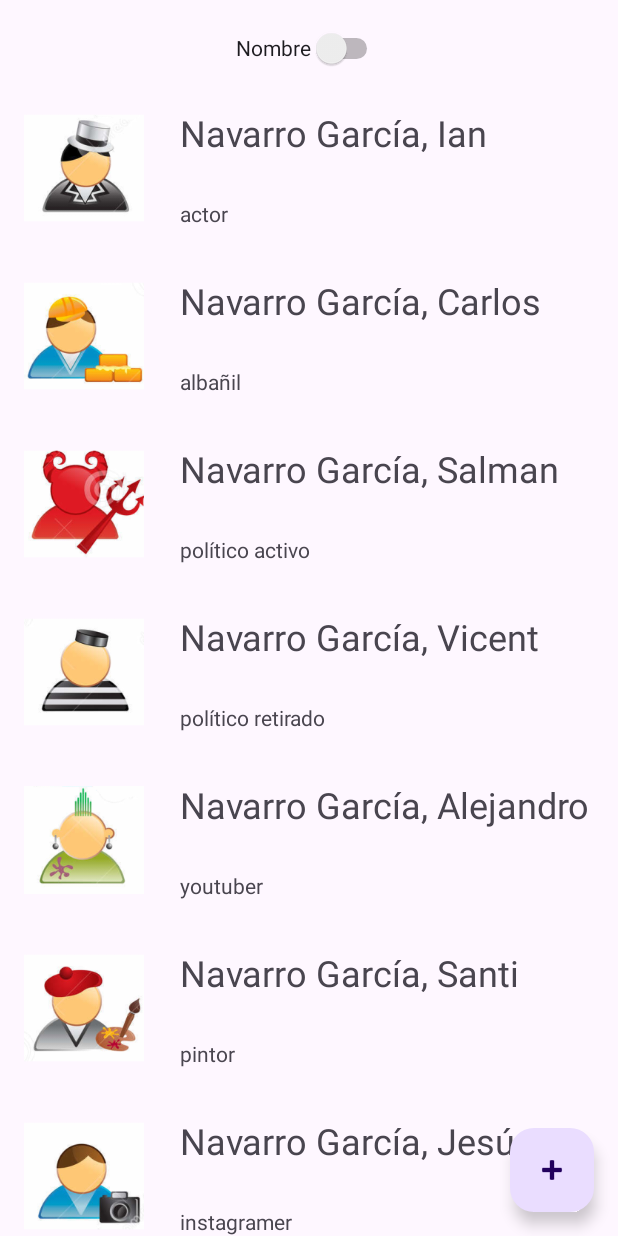
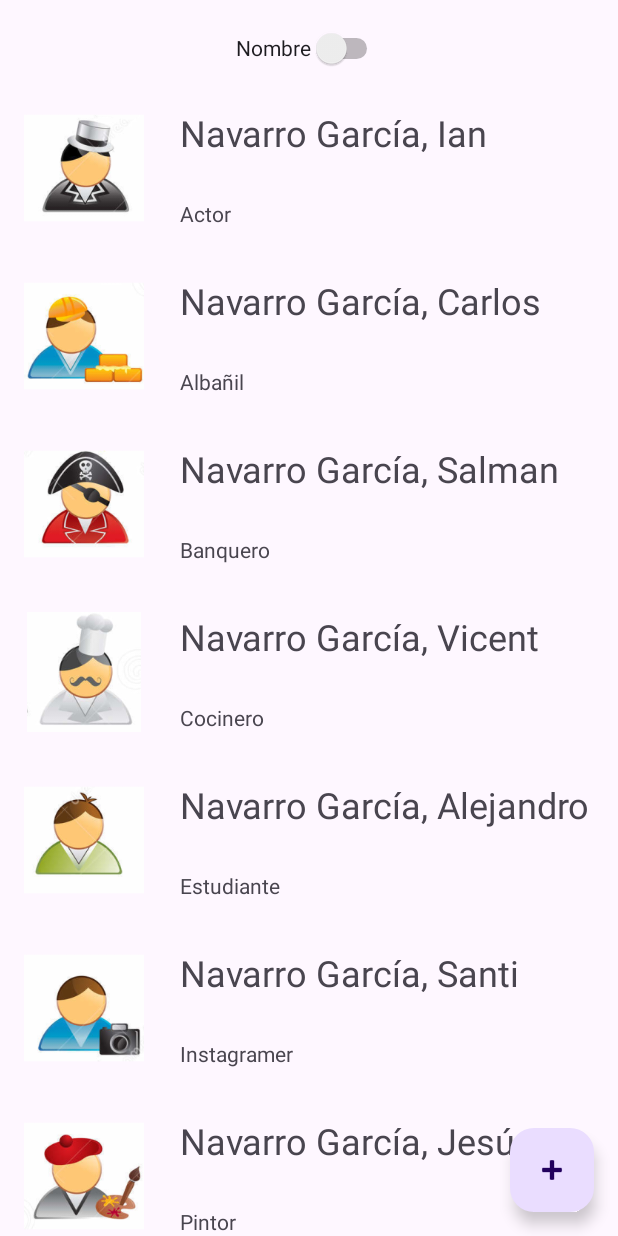
Before and after one commit to xrosilloprofe/RecycleViewExample_2324, an Android app: the screen it shows after launch (MainActivity), on a phone screen of 412 x 824 dp. Run offline under Robolectric (Android 15) with nearby library versions, the phone set to English and light mode, and no system bars.

Commit message:
20240417

```diff
--- a/app/src/main/java/es/ieslavereda/recylceviewexample_2324/AdaptadorRecycleView.java
+++ b/app/src/main/java/es/ieslavereda/recylceviewexample_2324/AdaptadorRecycleView.java
@@ -13,16 +13,17 @@ import androidx.recyclerview.widget.RecyclerView;
 import java.util.List;
 
 import es.ieslavereda.recylceviewexample_2324.model.Usuario;
+import es.ieslavereda.recylceviewexample_2324.model.UsuarioRepository;
 
 public class AdaptadorRecycleView
         extends RecyclerView.Adapter<AdaptadorRecycleView.ViewHolder> {
 
     private LayoutInflater layoutInflater;
     private List<Usuario> usuarios;
-    public AdaptadorRecycleView(Context context, List<Usuario> usuarios){
+    public AdaptadorRecycleView(Context context){
         layoutInflater =
         (LayoutInflater) context.getSystemService(Context.LAYOUT_INFLATER_SERVICE);
-        this.usuarios=usuarios;
+        this.usuarios= UsuarioRepository.getInstance().getAll();
     }
 
     // Creamos el ViewHolder con la vista de un elemento sin personalizar
--- a/app/src/main/java/es/ieslavereda/recylceviewexample_2324/MainActivity.java
+++ b/app/src/main/java/es/ieslavereda/recylceviewexample_2324/MainActivity.java
@@ -17,6 +17,7 @@ import java.util.ArrayList;
 import java.util.List;
 
 import es.ieslavereda.recylceviewexample_2324.model.Profesion;
+import es.ieslavereda.recylceviewexample_2324.model.ProfesionRepository;
 import es.ieslavereda.recylceviewexample_2324.model.Usuario;
 
 public class MainActivity extends AppCompatActivity {
@@ -24,8 +25,6 @@ public class MainActivity extends AppCompatActivity {
     private RecyclerView recycler;
     private Switch switchSort;
     private FloatingActionButton addUser;
-    private List<Usuario> usuarios;
-
 
     @Override
     protected void onCreate(Bundle savedInstanceState) {
@@ -36,24 +35,12 @@ public class MainActivity extends AppCompatActivity {
         switchSort = findViewById(R.id.switchSort);
         addUser = findViewById(R.id.addUser);
 
-        usuarios = new ArrayList<>();
-        usuarios.add(new Usuario("Ian","Navarro García",
-                new Profesion(R.mipmap.ic_actor_foreground,"actor")));
-        usuarios.add(new Usuario("Carlos","Navarro García",
-                new Profesion(R.mipmap.ic_albanyil_foreground,"albañil")));
-        usuarios.add(new Usuario("Salman","Navarro García",
-                new Profesion(R.mipmap.ic_politico_activo_foreground,"político activo")));
-        usuarios.add(new Usuario("Vicent","Navarro García",
-                new Profesion(R.mipmap.ic_politico_retirado_foreground,"político retirado")));
-        usuarios.add(new Usuario("Alejandro","Navarro García",
-                new Profesion(R.mipmap.ic_youtuber_foreground,"youtuber")));
-        usuarios.add(new Usuario("Santi","Navarro García",
-                new Profesion(R.mipmap.ic_pintor_foreground,"pintor")));
-        usuarios.add(new Usuario("Jesús","Navarro García",
-                new Profesion(R.mipmap.ic_instagramer_foreground,"instagramer")));
+        ProfesionRepository profesiones = ProfesionRepository.getInstance();
 
 
-        AdaptadorRecycleView adaptador = new AdaptadorRecycleView(this,usuarios);
+
+
+        AdaptadorRecycleView adaptador = new AdaptadorRecycleView(this);
         recycler.setAdapter(adaptador);
         recycler.setLayoutManager(new LinearLayoutManager(this));
 
--- a/app/src/main/java/es/ieslavereda/recylceviewexample_2324/model/Profesion.java
+++ b/app/src/main/java/es/ieslavereda/recylceviewexample_2324/model/Profesion.java
@@ -4,7 +4,7 @@ public class Profesion {
     private int image;
     private String nombre;
 
-    public Profesion(int image, String nombre) {
+    public Profesion(String nombre,int image) {
         this.image = image;
         this.nombre = nombre;
     }
--- a/app/src/main/java/es/ieslavereda/recylceviewexample_2324/model/ProfesionRepository.java
+++ b/app/src/main/java/es/ieslavereda/recylceviewexample_2324/model/ProfesionRepository.java
@@ -1,4 +1,49 @@
 package es.ieslavereda.recylceviewexample_2324.model;
 
+import java.util.ArrayList;
+import java.util.List;
+
+import es.ieslavereda.recylceviewexample_2324.R;
+
 public class ProfesionRepository {
+
+    private List<Profesion> profesiones;
+    private static ProfesionRepository instance;
+
+    private ProfesionRepository(){
+        profesiones = new ArrayList<>();
+        profesiones.add(new Profesion("Actor",
+                R.mipmap.ic_actor_foreground));
+        profesiones.add(new
+                Profesion("Albañil",R.mipmap.ic_albanyil_foreground));
+        profesiones.add(new
+                Profesion("Banquero",R.mipmap.ic_banquero_foreground));
+        profesiones.add(new Profesion("Cocinero",
+                R.mipmap.ic_cocinero_foreground));
+        profesiones.add(new Profesion("Estudiante",
+                R.mipmap.ic_estudiante_foreground));
+        profesiones.add(new Profesion("Instagramer",
+                R.mipmap.ic_instagramer_foreground));
+        profesiones.add(new Profesion("Pintor",
+                R.mipmap.ic_pintor_foreground));
+        profesiones.add(new Profesion("Policía",
+                R.mipmap.ic_policia_foreground));
+        profesiones.add(new Profesion("Político activo",
+                R.mipmap.ic_politico_activo_foreground));
+        profesiones.add(new Profesion("Político retirado",
+                R.mipmap.ic_politico_retirado_foreground));
+        profesiones.add(new Profesion("Vendedor",
+                R.mipmap.ic_vendedor_foreground));
+        profesiones.add(new Profesion("Youtuber",
+                R.mipmap.ic_youtuber_foreground));
+    }
+
+    public static ProfesionRepository getInstance(){
+        if(instance==null)
+            instance=new ProfesionRepository();
+        return instance;
+    }
+
+    public Profesion get(int index){return profesiones.get(index);}
+
 }
--- /dev/null
+++ b/app/src/main/java/es/ieslavereda/recylceviewexample_2324/model/UsuarioRepository.java
@@ -0,0 +1,57 @@
+package es.ieslavereda.recylceviewexample_2324.model;
+
+import java.util.ArrayList;
+import java.util.Collections;
+import java.util.Comparator;
+import java.util.List;
+
+import es.ieslavereda.recylceviewexample_2324.R;
+
+public class UsuarioRepository {
+    private List<Usuario> usuarios;
+    private static UsuarioRepository instance;
+
+    private UsuarioRepository(){
+        usuarios = new ArrayList<>();
+        usuarios.add(new Usuario("Ian","Navarro García",
+                ProfesionRepository.getInstance().get(0)));
+        usuarios.add(new Usuario("Carlos","Navarro García",
+                ProfesionRepository.getInstance().get(1)));
+        usuarios.add(new Usuario("Salman","Navarro García",
+                ProfesionRepository.getInstance().get(2)));
+        usuarios.add(new Usuario("Vicent","Navarro García",
+                ProfesionRepository.getInstance().get(3)));
+        usuarios.add(new Usuario("Alejandro","Navarro García",
+                ProfesionRepository.getInstance().get(4)));
+        usuarios.add(new Usuario("Santi","Navarro García",
+                ProfesionRepository.getInstance().get(5)));
+        usuarios.add(new Usuario("Jesús","Navarro García",
+                ProfesionRepository.getInstance().get(6)));
+    }
+
+    public static UsuarioRepository getInstance(){
+        if(instance==null)
+            instance=new UsuarioRepository();
+        return instance;
+    }
+
+    public Usuario get(int index){
+        return usuarios.get(index);
+    }
+    public List<Usuario> getAll(){ return usuarios;}
+
+    public int size(){return usuarios.size();}
+
+    public void remove(Usuario usuario){ usuarios.remove(usuario);}
+    public void add(Usuario usuario){usuarios.add(usuario);}
+    public void add(Usuario usuario, int index){
+        usuarios.add(index,usuario);
+    }
+
+    public void sort(Comparator comparator){
+        Collections.sort(usuarios,comparator);
+    }
+
+
+
+}
```
